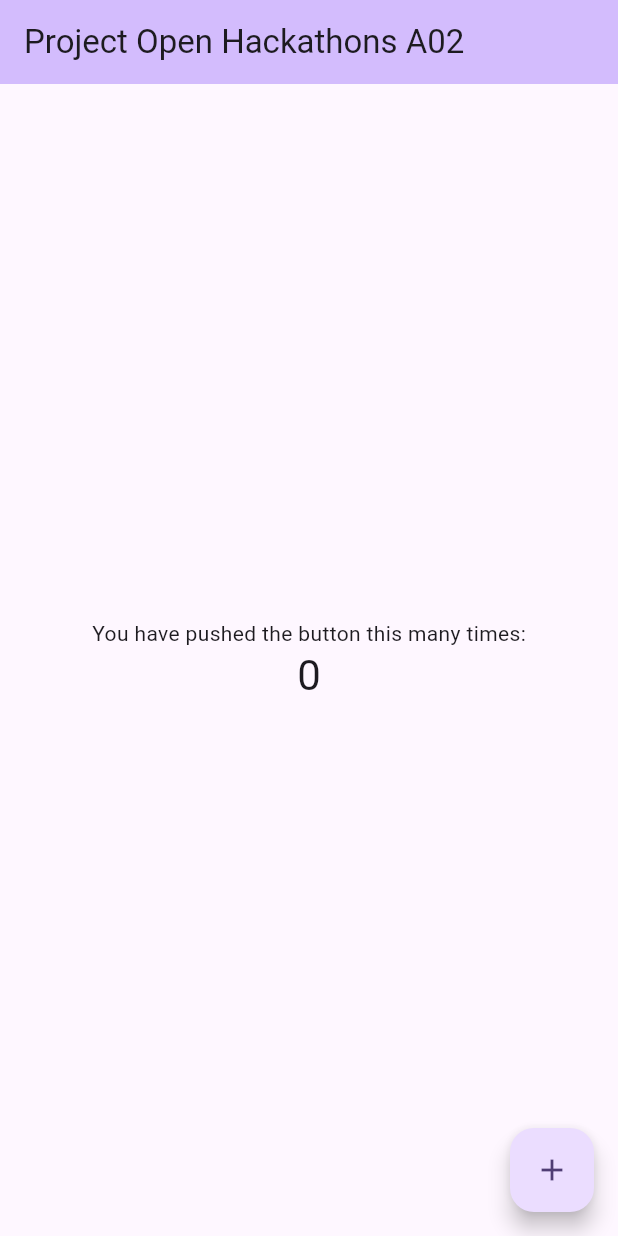
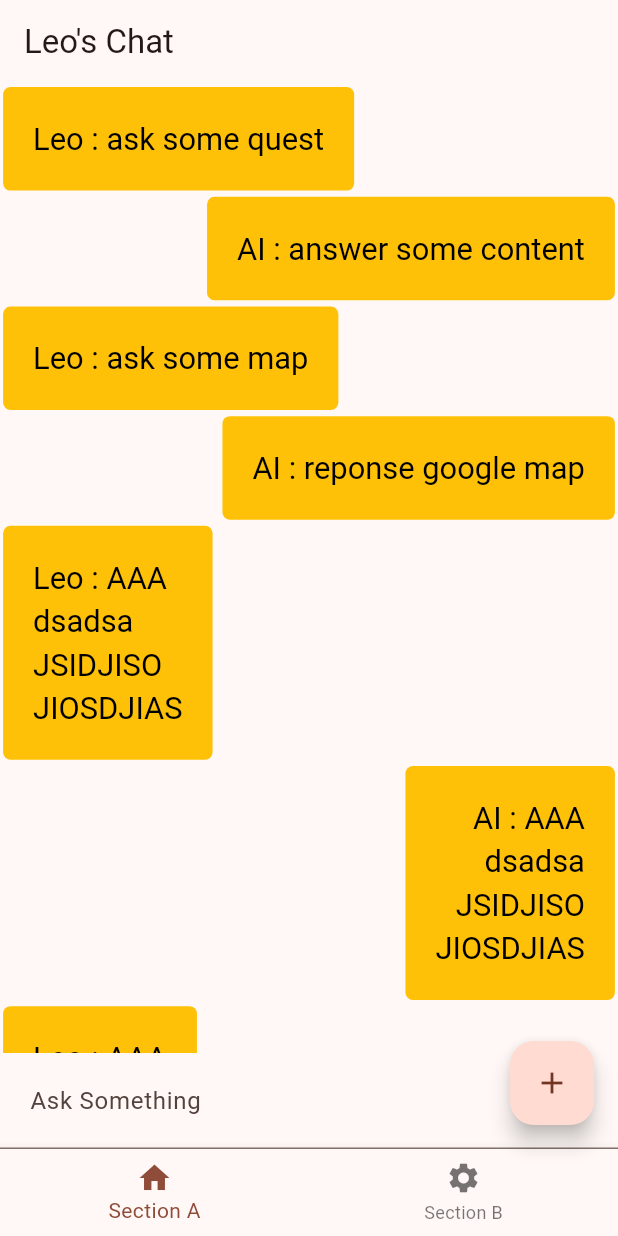
Before and after one commit to LauHingPui220242638/project_open_hackathons, a Flutter app: the screen it shows after launch, on a phone screen of 412 x 824 dp. Run offline on Flutter 3.47's test engine with Material 2 defaults, Android fonts, the phone set to English and light mode, and no system bars; project files that could hold a hidden picture were left out.

Commit message:
flutter_chat

```diff
--- a/frontend/lib/main.dart
+++ b/frontend/lib/main.dart
@@ -1,125 +1,86 @@
+import 'package:frontend/pages/pagehome.dart';
 import 'package:flutter/material.dart';
+import 'package:frontend/widgets/bottomsticky.dart';
+import 'package:frontend/widgets/chatbox.dart' as chatbox;
+import 'package:frontend/pages/pagehome.dart' as pagehome;
 
 void main() {
-  runApp(const MyApp());
+  runApp(ChatApp());
 }
 
-class MyApp extends StatelessWidget {
-  const MyApp({super.key});
+const userIdentity = "Leo";
+final chatboxgkey =  GlobalKey<chatbox.ChatBoxState>();
+final homekey =  GlobalKey<pagehome.PageHomeState>();
 
-  // This widget is the root of your application.
+
+class ChatApp extends StatefulWidget {
+  ChatApp({Key? key}) : super(key: key);
+
+
+  final List<Widget> bodyItems = [
+    Center(
+      child: PageHome(key: homekey, chatboxgkey: chatboxgkey),
+    ),
+    const Center(
+      child: Sticky(),
+    ),
+  ];
+
   @override
-  Widget build(BuildContext context) {
-    return MaterialApp(
-      title: 'Flutter Demo',
-      theme: ThemeData(
-        // This is the theme of your application.
-        //
-        // TRY THIS: Try running your application with "flutter run". You'll see
-        // the application has a blue toolbar. Then, without quitting the app,
-        // try changing the seedColor in the colorScheme below to Colors.green
-        // and then invoke "hot reload" (save your changes or press the "hot
-        // reload" button in a Flutter-supported IDE, or press "r" if you used
-        // the command line to start the app).
-        //
-        // Notice that the counter didn't reset back to zero; the application
-        // state is not lost during the reload. To reset the state, use hot
-        // restart instead.
-        //
-        // This works for code too, not just values: Most code changes can be
-        // tested with just a hot reload.
-        colorScheme: ColorScheme.fromSeed(seedColor: Colors.deepPurple),
-        useMaterial3: true,
-      ),
-      home: const MyHomePage(title: 'Project Open Hackathons A02'),
-    );
-  }
+  State<ChatApp> createState() => _ChatAppState();
 }
 
-class MyHomePage extends StatefulWidget {
-  const MyHomePage({super.key, required this.title});
-
-  // This widget is the home page of your application. It is stateful, meaning
-  // that it has a State object (defined below) that contains fields that affect
-  // how it looks.
-
-  // This class is the configuration for the state. It holds the values (in this
-  // case the title) provided by the parent (in this case the App widget) and
-  // used by the build method of the State. Fields in a Widget subclass are
-  // always marked "final".
-
-  final String title;
-
+class _ChatAppState extends State<ChatApp> {
+  int currentIndex = 0;
   @override
-  State<MyHomePage> createState() => _MyHomePageState();
-}
-
-class _MyHomePageState extends State<MyHomePage> {
-  int _counter = 0;
-
-  void _incrementCounter() {
-    setState(() {
-      // This call to setState tells the Flutter framework that something has
-      // changed in this State, which causes it to rerun the build method below
-      // so that the display can reflect the updated values. If we changed
-      // _counter without calling setState(), then the build method would not be
-      // called again, and so nothing would appear to happen.
-      _counter++;
-    });
+  void setState(VoidCallback fn) {
+    super.setState(fn);
   }
 
   @override
   Widget build(BuildContext context) {
-    // This method is rerun every time setState is called, for instance as done
-    // by the _incrementCounter method above.
-    //
-    // The Flutter framework has been optimized to make rerunning build methods
-    // fast, so that you can just rebuild anything that needs updating rather
-    // than having to individually change instances of widgets.
-    return Scaffold(
-      appBar: AppBar(
-        // TRY THIS: Try changing the color here to a specific color (to
-        // Colors.amber, perhaps?) and trigger a hot reload to see the AppBar
-        // change color while the other colors stay the same.
-        backgroundColor: Theme.of(context).colorScheme.inversePrimary,
-        // Here we take the value from the MyHomePage object that was created by
-        // the App.build method, and use it to set our appbar title.
-        title: Text(widget.title),
+    return MaterialApp(
+      title: 'Chat App',
+      theme: ThemeData(
+        useMaterial3: true,
+        colorScheme: ColorScheme.fromSeed(seedColor: Colors.deepOrange),
       ),
-      body: Center(
-        // Center is a layout widget. It takes a single child and positions it
-        // in the middle of the parent.
-        child: Column(
-          // Column is also a layout widget. It takes a list of children and
-          // arranges them vertically. By default, it sizes itself to fit its
-          // children horizontally, and tries to be as tall as its parent.
-          //
-          // Column has various properties to control how it sizes itself and
-          // how it positions its children. Here we use mainAxisAlignment to
-          // center the children vertically; the main axis here is the vertical
-          // axis because Columns are vertical (the cross axis would be
-          // horizontal).
-          //
-          // TRY THIS: Invoke "debug painting" (choose the "Toggle Debug Paint"
-          // action in the IDE, or press "p" in the console), to see the
-          // wireframe for each widget.
-          mainAxisAlignment: MainAxisAlignment.center,
-          children: <Widget>[
-            const Text(
-              'You have pushed the button this many times:',
-            ),
-            Text(
-              '$_counter',
-              style: Theme.of(context).textTheme.headlineMedium,
-            ),
+      home: Scaffold(
+        appBar: AppBar(title: const Text('$userIdentity\'s Chat')),
+        body: widget.bodyItems[currentIndex],
+        bottomNavigationBar: BottomNavigationBar(
+          currentIndex: currentIndex,
+          items: const [
+            BottomNavigationBarItem(label: 'Section A', icon: Icon(Icons.home)),
+            BottomNavigationBarItem(
+                label: 'Section B', icon: Icon(Icons.settings)),
           ],
+          onTap: (index) => {setState(() => currentIndex = index)},
         ),
+        floatingActionButton: FloatingActionButton(
+            child: const Icon(Icons.add),
+            onPressed: () {
+              print("adding item");
+              final state = chatboxgkey.currentState!;
+              final controller = state.controller;
+
+              controller.animateTo(
+
+                  controller.position.maxScrollExtent,
+                  duration: const Duration(seconds: 2),
+                  curve: Curves.fastLinearToSlowEaseIn,
+              );
+
+              final homestate = homekey.currentState!;
+              final textcontroller = homestate.textcontroller;
+
+              print(textcontroller.text);
+              state.addItemToList(userIdentity,textcontroller.text);
+
+            },
       ),
-      floatingActionButton: FloatingActionButton(
-        onPressed: _incrementCounter,
-        tooltip: 'Increment',
-        child: const Icon(Icons.add),
-      ), // This trailing comma makes auto-formatting nicer for build methods.
+    )
     );
+
   }
 }
--- /dev/null
+++ b/frontend/lib/pages/pagehome.dart
@@ -0,0 +1,45 @@
+import 'package:flutter/material.dart';
+import 'package:frontend/widgets/chatbox.dart';
+
+class PageHome extends StatefulWidget {
+  const PageHome({Key? key, required this.chatboxgkey}) : super(key: key);
+
+  final GlobalKey chatboxgkey;
+
+  @override
+  PageHomeState createState() => PageHomeState();
+}
+
+class PageHomeState extends State<PageHome> {
+  final textcontroller = TextEditingController();
+
+  @override
+  Widget build(BuildContext context) {
+    return Scaffold(
+
+      body: Column(
+        mainAxisSize: MainAxisSize.min,
+
+        children: <Widget>[
+          Container(
+            child: Expanded(
+              child: ChatBox(key: widget.chatboxgkey))),
+          // Spacer(),
+          Container(
+              child: TextFormField(
+                  controller: textcontroller,
+                  keyboardType: TextInputType.multiline,
+                  maxLines: null,
+                  decoration: InputDecoration(
+                    hintText: 'Ask Something',
+                    contentPadding: EdgeInsets.all(20.0),
+                  ),
+                ),
+
+            ),
+
+        ],
+      ),
+    );
+  }
+}
--- /dev/null
+++ b/frontend/lib/widgets/chatbox.dart
@@ -0,0 +1,64 @@
+import 'package:flutter/material.dart';
+import 'dialogbox.dart';
+
+class ChatBox extends StatefulWidget {
+  const ChatBox({Key? key}) : super(key: key);
+
+  @override
+  State<ChatBox> createState() => ChatBoxState();
+}
+
+class ChatBoxState extends State<ChatBox> {
+  List<Map> dialog = [
+    {'identity': 'Leo', 'chat': 'ask some quest'},
+    {'identity': 'AI', 'chat': 'answer some content'},
+    {'identity': 'Leo', 'chat': 'ask some map'},
+    {'identity': 'AI', 'chat': 'reponse google map'},
+  ];
+
+  @override
+  void initState() {
+    super.initState();
+    addItemToList("Leo", "AAA\ndsadsa\nJSIDJISO\nJIOSDJIAS");
+    addItemToList("AI", "AAA\ndsadsa\nJSIDJISO\nJIOSDJIAS");
+    addItemToList("Leo", "AAA");
+    addItemToList("AI", "KKK");
+    addItemToList("Leo", "AAAL");
+    addItemToList("AI", "KKKL");
+    addItemToList("Leo", "AAAL");
+    addItemToList("AI", "KKKL");
+    addItemToList("Leo", "AAALL");
+    addItemToList("AI", "KKKLL");
+  }
+
+  final ScrollController controller = ScrollController();
+
+  void addItemToList(String identity, String chat) {
+    setState(() {
+      dialog.insert(dialog.length, {'identity': identity, 'chat': chat});
+    });
+  }
+// https://stackoverflow.com/questions/51029655/call-method-in-one-stateful-widget-from-another-stateful-widget-flutter
+
+  @override
+  Widget build(BuildContext context) {
+    final mWdith = MediaQuery.of(context).size.width;
+
+    return ListView.builder(
+        controller: controller,
+        // padding: const EdgeInsets.all(8),
+        itemCount: dialog.length,
+        itemBuilder: (context, index) {
+          final identity = dialog[index]['identity'];
+          final chat = dialog[index]['chat'];
+          return Align(
+            alignment:
+                identity == "AI" ? Alignment.centerRight : Alignment.centerLeft,
+            child: DialogBox(
+              identity: identity,
+              chat: chat,
+            ),
+          );
+        });
+  }
+}
--- /dev/null
+++ b/frontend/lib/widgets/dialogbox.dart
@@ -0,0 +1,47 @@
+import 'package:flutter/material.dart';
+
+class DialogBox extends StatelessWidget {
+  final identity;
+  final chat;
+
+  const DialogBox({
+    super.key,
+    required this.identity,
+    required this.chat,
+  });
+
+  @override
+  Widget build(BuildContext context) {
+    final mWdith = MediaQuery.of(context).size.width;
+    return FittedBox(
+      fit: BoxFit.scaleDown,
+      child: Container(
+          padding: EdgeInsets.all(20),
+          margin: EdgeInsets.all(mWdith * 0.005),
+          constraints: BoxConstraints(maxWidth: mWdith*0.8),
+
+          decoration: BoxDecoration(
+
+            borderRadius: BorderRadius.all(Radius.circular(5)),
+            color: Colors.amber,
+          ),
+          child:Text(
+              '$identity : $chat',
+              // overflow:Wrap(),
+              textAlign: identity == "AI" ? TextAlign.right : TextAlign.left,
+              style: TextStyle(
+                letterSpacing: 0.001,
+                fontSize: mWdith*0.05,
+                color: Colors.black,
+                // fontFamily:''
+              ),
+            ),
+
+
+
+
+
+          ),
+    );
+  }
+}
```
Also changed, not shown: frontend/lib/forms/chatform.dart (added, +59 -0 lines), frontend/lib/widgets/bottomsticky.dart (added, +46 -0 lines), frontend/lib/widgets/buttonsubmit.dart (added, +15 -0 lines), .devcontainer/devcontainer.json, 3 other files.
